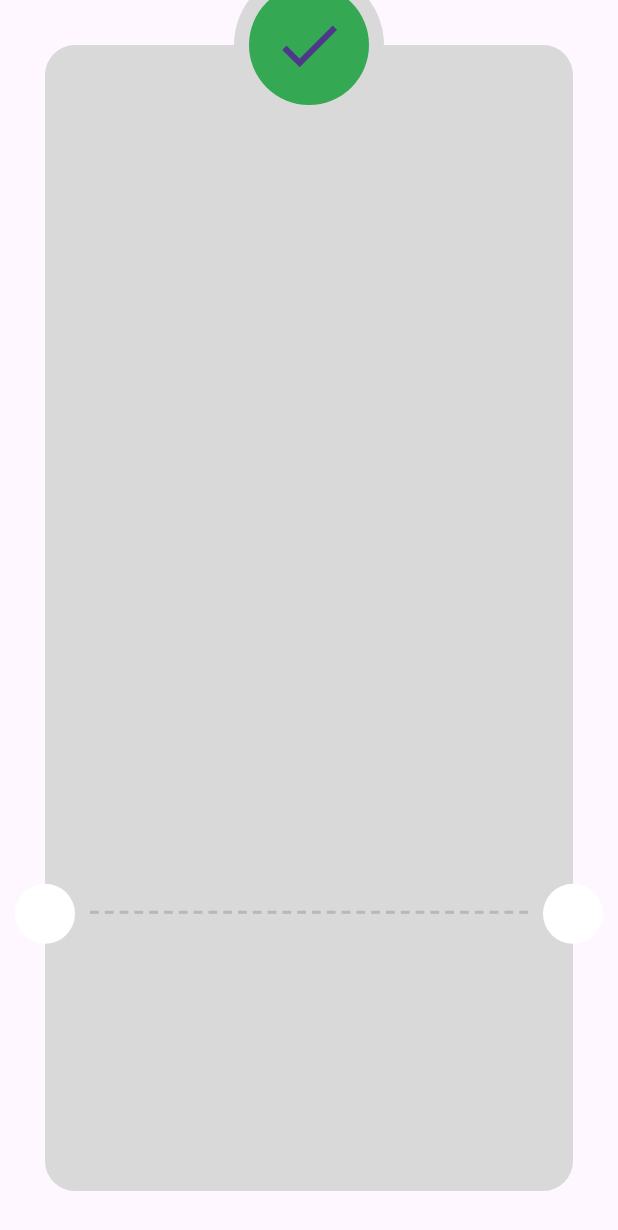
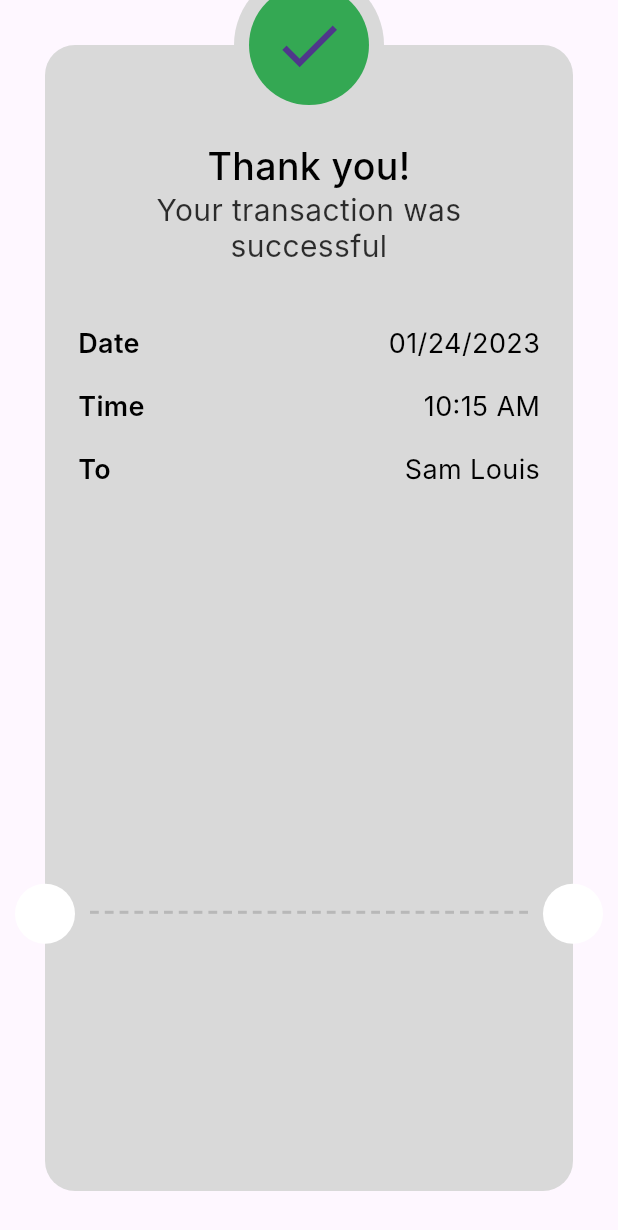
Before and after one commit to makdad-raee/payment_app, a Flutter app: the ThankYouView screen opened directly, on a phone screen of 412 x 824 dp. Shown: the top 1230 px of the screen. Run offline on Flutter 3.47's test engine with Material 3 defaults, Android fonts, the phone set to English and light mode, and no system bars; our stand-ins replace flutter_credit_card, flutter_svg; Roboto replaces fonts that are missing (Inter).

Commit message:
add payment item info

```diff
--- /dev/null
+++ b/lib/Features/Checkout/Presentation/Views/widgets/payment_item_info.dart
@@ -0,0 +1,21 @@
+import 'package:flutter/material.dart';
+import 'package:payment_app/Core/Utiles/styles.dart';
+
+class PaymmentItemInfo extends StatelessWidget {
+  const PaymmentItemInfo({super.key, required this.title, required this.value});
+  final String title, value;
+
+  @override
+  Widget build(BuildContext context) {
+    return Row(
+      mainAxisAlignment: MainAxisAlignment.spaceBetween,
+      children: [
+        Text(title, textAlign: TextAlign.center, style: Styles.textStylebold18),
+        Text(
+          value,
+          style: Styles.textStyle18,
+        ),
+      ],
+    );
+  }
+}
--- a/lib/Features/Checkout/Presentation/Views/widgets/thank_you_card.dart
+++ b/lib/Features/Checkout/Presentation/Views/widgets/thank_you_card.dart
@@ -1,4 +1,6 @@
 import 'package:flutter/material.dart';
+import 'package:payment_app/Core/Utiles/styles.dart';
+import 'package:payment_app/Features/Checkout/Presentation/Views/widgets/payment_item_info.dart';
 
 class ThankYouCard extends StatelessWidget {
   const ThankYouCard({
@@ -8,12 +10,43 @@ class ThankYouCard extends StatelessWidget {
   @override
   Widget build(BuildContext context) {
     return Container(
+      width: double.infinity,
       decoration: ShapeDecoration(
         color: const Color(0xFFD9D9D9),
         shape: RoundedRectangleBorder(
           borderRadius: BorderRadius.circular(20),
         ),
       ),
+      child: Padding(
+        padding: const EdgeInsets.only(top: 50 + 16, left: 22, right: 22),
+        child: Column(children: [
+          const Text(
+            'Thank you!',
+            textAlign: TextAlign.center,
+            style: Styles.textStyle25,
+          ),
+          const SizedBox(
+            height: 2,
+          ),
+          Text(
+            'Your transaction was successful',
+            textAlign: TextAlign.center,
+            style: Styles.textStyle20,
+          ),
+          const SizedBox(
+            height: 42,
+          ),
+          const PaymmentItemInfo(title: 'Date', value: '01/24/2023'),
+          const SizedBox(
+            height: 20,
+          ),
+          const PaymmentItemInfo(title: 'Time', value: '10:15 AM'),
+          const SizedBox(
+            height: 20,
+          ),
+          const PaymmentItemInfo(title: 'To', value: 'Sam Louis'),
+        ]),
+      ),
     );
   }
 }
```
